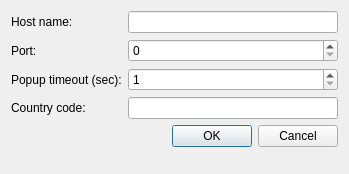
Above: settings.ui from ElTh0r0/fritzcallindicator before the change. Below: the same form after it.
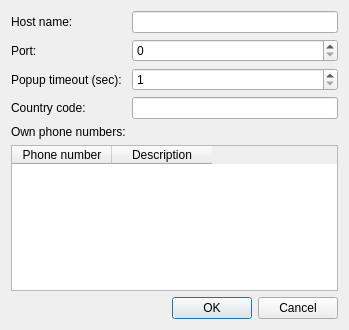
That is the form after the change. Icons and pictures are not drawn.

```diff
--- a/settings.ui
+++ b/settings.ui
@@ -7,7 +7,7 @@
     <x>0</x>
     <y>0</y>
     <width>349</width>
-    <height>174</height>
+    <height>330</height>
    </rect>
   </property>
   <property name="windowTitle">
@@ -87,7 +87,40 @@
      </property>
     </widget>
    </item>
-   <item row="4" column="0" colspan="2">
+   <item row="4" column="0">
+    <widget class="QLabel" name="label_2">
+     <property name="text">
+      <string>Own phone numbers:</string>
+     </property>
+    </widget>
+   </item>
+   <item row="5" column="0" colspan="2">
+    <widget class="QTableWidget" name="tableOwnNumbers">
+     <property name="wordWrap">
+      <bool>false</bool>
+     </property>
+     <property name="cornerButtonEnabled">
+      <bool>false</bool>
+     </property>
+     <attribute name="horizontalHeaderHighlightSections">
+      <bool>false</bool>
+     </attribute>
+     <attribute name="verticalHeaderVisible">
+      <bool>false</bool>
+     </attribute>
+     <column>
+      <property name="text">
+       <string>Phone number</string>
+      </property>
+     </column>
+     <column>
+      <property name="text">
+       <string>Description</string>
+      </property>
+     </column>
+    </widget>
+   </item>
+   <item row="6" column="0" colspan="2">
     <widget class="QDialogButtonBox" name="buttonBox">
      <property name="orientation">
       <enum>Qt::Orientation::Horizontal</enum>
```
Left out of the diff: 3 changed lines with no effect on the pictures.
